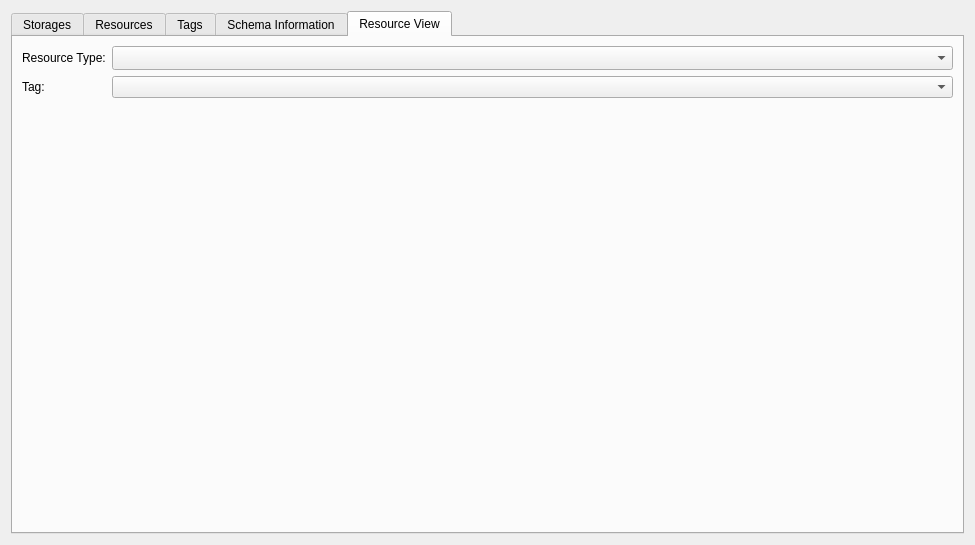
Before: the Qt Designer form libs/resourcewidgets/dbexplorer/WdgDbExplorer.ui in KDE/krita, drawn with Qt 5.
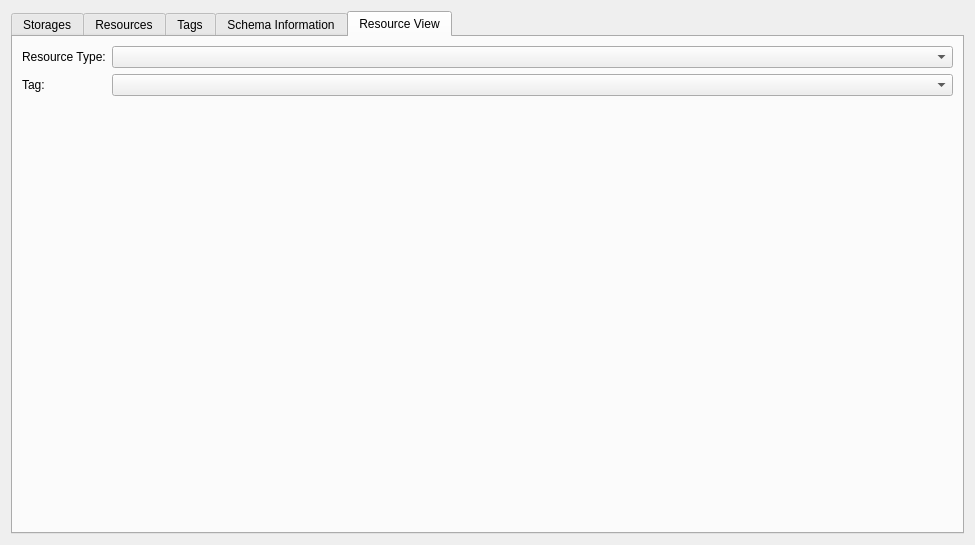
After: the same form once the commit is applied. Custom widgets are drawn as their Qt base class.

```diff
--- a/libs/resourcewidgets/dbexplorer/WdgDbExplorer.ui
+++ b/libs/resourcewidgets/dbexplorer/WdgDbExplorer.ui
@@ -141,24 +141,9 @@
       <attribute name="title">
        <string>Resource View</string>
       </attribute>
-      <layout class="QGridLayout" name="gridLayout_2">
-       <item row="1" column="1">
-        <widget class="QComboBox" name="cmbRvTags">
-         <property name="sizePolicy">
-          <sizepolicy hsizetype="Expanding" vsizetype="Fixed">
-           <horstretch>0</horstretch>
-           <verstretch>0</verstretch>
-          </sizepolicy>
-         </property>
-        </widget>
-       </item>
-       <item row="1" column="0">
-        <widget class="QLabel" name="label_8">
-         <property name="text">
-          <string>Tag:</string>
-         </property>
-        </widget>
-       </item>
+      <layout class="QVBoxLayout" name="verticalLayout_5">
+       <item>
+        <layout class="QFormLayout" name="formLayout_2">
        <item row="0" column="0">
         <widget class="QLabel" name="label_7">
          <property name="text">
@@ -167,22 +152,28 @@
         </widget>
        </item>
        <item row="0" column="1">
-        <widget class="QComboBox" name="cmbRvResourceTypes">
+          <widget class="KComboBox" name="cmbRvResourceTypes"/>
+         </item>
+         <item row="1" column="0">
+          <widget class="QLabel" name="label_8">
+           <property name="text">
+            <string>Tag:</string>
+           </property>
+          </widget>
+         </item>
+         <item row="1" column="1">
+          <widget class="QComboBox" name="cmbRvTags">
          <property name="sizePolicy">
           <sizepolicy hsizetype="Expanding" vsizetype="Fixed">
            <horstretch>0</horstretch>
            <verstretch>0</verstretch>
           </sizepolicy>
          </property>
-         <property name="sizeAdjustPolicy">
-          <enum>QComboBox::AdjustToMinimumContentsLengthWithIcon</enum>
-         </property>
-         <property name="modelColumn">
-          <number>2</number>
-         </property>
-        </widget>
-       </item>
-       <item row="2" column="0">
+          </widget>
+         </item>
+        </layout>
+       </item>
+       <item>
         <spacer name="verticalSpacer">
          <property name="orientation">
           <enum>Qt::Vertical</enum>
@@ -201,6 +192,13 @@
    </item>
   </layout>
  </widget>
+ <customwidgets>
+  <customwidget>
+   <class>KComboBox</class>
+   <extends>QComboBox</extends>
+   <header location="global">kcombobox.h</header>
+  </customwidget>
+ </customwidgets>
  <resources/>
  <connections/>
 </ui>
```
Lines whose indentation alone changed are shown as unchanged.
